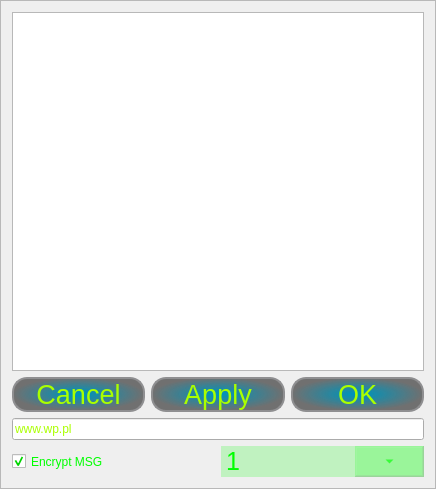
cyniu88/QT_kurs, file iDom_Client/frameoptions.ui: the form before one commit.
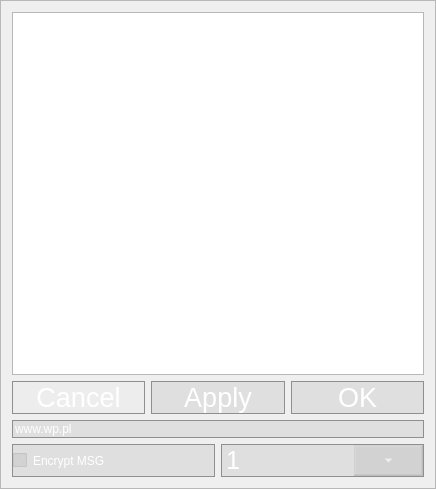
The form after the commit. Icons and pictures are not drawn.

Patch:
```diff
--- a/iDom_Client/frameoptions.ui
+++ b/iDom_Client/frameoptions.ui
@@ -39,10 +39,11 @@
         </font>
        </property>
        <property name="styleSheet">
-        <string notr="true">QPushButton {background-color: qradialgradient(spread:pad, cx:0.499807, cy:0.489, radius:0.5, fx:0.499, fy:0.488909, stop:0.0795455 rgba(0, 147, 185, 255), stop:1 rgba(30, 30, 30, 155));
- border: 2px solid #8f8f91;
-border-radius: 15px;
-	color: rgb(170, 255, 0);
+        <string notr="true">QPushButton {
+background-color: rgb(158, 158, 158,5);
+border: 1px solid #8f8f91;
+border-radius: 0px;
+color:white;
 }
 QPushButton:pressed {
 border:none;
@@ -62,15 +63,15 @@
         </font>
        </property>
        <property name="styleSheet">
-        <string notr="true">QPushButton {background-color: qradialgradient(spread:pad, cx:0.499807, cy:0.489, radius:0.5, fx:0.499, fy:0.488909, stop:0.0795455 rgba(0, 147, 185, 255), stop:1 rgba(30, 30, 30, 155));
- border: 2px solid #8f8f91;
-border-radius: 15px;
-	color: rgb(170, 255, 0);
+        <string notr="true">QPushButton {
+background-color: rgb(158, 158, 158,50);
+border: 1px solid #8f8f91;
+border-radius: 0px;
+color:white;
 }
 QPushButton:pressed {
 border:none;
-}
-   </string>
+}</string>
        </property>
        <property name="text">
         <string>Apply</string>
@@ -85,15 +86,15 @@
         </font>
        </property>
        <property name="styleSheet">
-        <string notr="true">QPushButton {background-color: qradialgradient(spread:pad, cx:0.499807, cy:0.489, radius:0.5, fx:0.499, fy:0.488909, stop:0.0795455 rgba(0, 147, 185, 255), stop:1 rgba(30, 30, 30, 155));
- border: 2px solid #8f8f91;
-border-radius: 15px;
-	color: rgb(170, 255, 0);
+        <string notr="true">QPushButton {
+background-color: rgb(158, 158, 158,50);
+border: 1px solid #8f8f91;
+border-radius: 0px;
+color:white;
 }
 QPushButton:pressed {
 border:none;
-}
-   </string>
+}</string>
        </property>
        <property name="text">
         <string>OK</string>
@@ -105,7 +106,7 @@
    <item row="0" column="0">
     <widget class="QTextEdit" name="textEditCommandList">
      <property name="styleSheet">
-      <string notr="true">color: rgb(0, 255, 0);</string>
+      <string notr="true">color: rgb(255, 255,255);</string>
      </property>
     </widget>
    </item>
@@ -118,7 +119,12 @@
       </sizepolicy>
      </property>
      <property name="styleSheet">
-      <string notr="true">color: rgb(170, 255, 0);</string>
+      <string notr="true">
+background-color: rgb(158, 158, 158,50);
+border: 1px solid #8f8f91;
+border-radius: 0px;
+color:white;
+</string>
      </property>
      <property name="text">
       <string>www.wp.pl</string>
@@ -136,7 +142,12 @@
         </sizepolicy>
        </property>
        <property name="styleSheet">
-        <string notr="true">color: rgb(0, 255, 0);</string>
+        <string notr="true">
+background-color: rgb(158, 158, 158,50);
+border: 1px solid #8f8f91;
+border-radius: 0px;
+color:white;
+</string>
        </property>
        <property name="text">
         <string>Encrypt MSG</string>
@@ -160,11 +171,10 @@
        <property name="styleSheet">
         <string notr="true">
 QComboBox {
- 
-background-color: rgba(0, 255, 0, 50);
+background-color: rgb(158, 158, 158,50);
  border: true;
-	border-color: rgb(0, 255, 0);
-	color: rgb(0, 255, 0);
+	border: 1px solid #8f8f91;
+	color: rgb(255, 255, 255);
     font-family:  &quot;Franklin Gothic Medium&quot;;
     font-size:  25px;
 }
```
